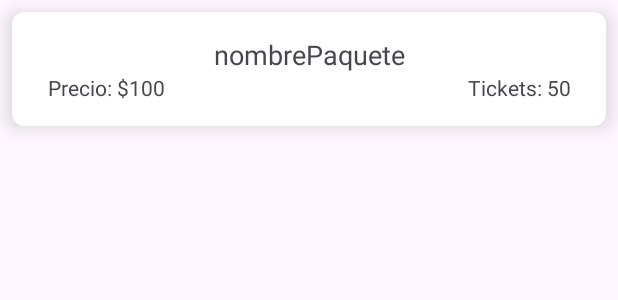
After one commit to ginobasile/Grupo3-TP3-Gimnasio, an Android app: the layout paquete_item.xml on its own in the app's theme, with its tools: preview values and no code run, on a phone screen of 412 x 824 dp. The commit adds this screen. Shown: the top 300 px of the screen. Run offline under Robolectric (Android 15) with nearby library versions, the phone set to English and light mode, and no system bars.

Commit message:
Agrego RetroFit para consumir MockAPI en Paquetes

```diff
--- a/app/build.gradle.kts
+++ b/app/build.gradle.kts
@@ -52,4 +52,7 @@ dependencies {
     testImplementation("junit:junit:4.13.2")
     androidTestImplementation("androidx.test.ext:junit:1.1.5")
     androidTestImplementation("androidx.test.espresso:espresso-core:3.5.1")
+
+    implementation("com.squareup.retrofit2:retrofit:2.6.2")
+    implementation("com.squareup.retrofit2:converter-gson:2.6.2")
 }
--- a/app/src/main/AndroidManifest.xml
+++ b/app/src/main/AndroidManifest.xml
@@ -13,6 +13,7 @@
         android:roundIcon="@mipmap/ic_launcher_round"
         android:supportsRtl="true"
         android:theme="@style/Theme.GimnasioGrupo3"
+        android:usesCleartextTraffic="true"
         tools:targetApi="31">
         <activity
             android:name=".activities.MainActivity"
--- a/app/src/main/java/com/example/gimnasio_grupo3/adapters/ActividadAdapter.kt
+++ b/app/src/main/java/com/example/gimnasio_grupo3/adapters/ActividadAdapter.kt
@@ -25,7 +25,7 @@ class ActividadAdapter( var actividades : MutableList<Actividad>,
         }
 
         fun setActividadName( name : String) {
-            val txtName : TextView = view.findViewById(R.id.txtNombreActividad)
+            val txtName : TextView = view.findViewById(R.id.txtNombrePaquete)
             txtName.text = name
         }
 
--- a/app/src/main/res/layout/actividad_item.xml
+++ b/app/src/main/res/layout/actividad_item.xml
@@ -18,13 +18,13 @@
             android:layout_width="70dp"
             android:layout_height="70dp"
             app:layout_constraintBottom_toBottomOf="parent"
-            app:layout_constraintEnd_toStartOf="@+id/txtNombreActividad"
+            app:layout_constraintEnd_toStartOf="@+id/txtNombrePaquete"
             app:layout_constraintStart_toStartOf="parent"
             app:layout_constraintTop_toTopOf="parent"
             tools:srcCompat="@tools:sample/avatars" />
 
         <TextView
-            android:id="@+id/txtNombreActividad"
+            android:id="@+id/txtNombrePaquete"
             android:layout_width="272dp"
             android:layout_height="22dp"
             android:text="nombreActividad"
--- /dev/null
+++ b/app/src/main/res/layout/paquete_item.xml
@@ -0,0 +1,58 @@
+<androidx.cardview.widget.CardView
+    xmlns:android="http://schemas.android.com/apk/res/android"
+    xmlns:app="http://schemas.android.com/apk/res-auto"
+    android:id="@+id/cardPaquete"
+    android:layout_width="match_parent"
+    android:layout_height="wrap_content"
+    android:layout_margin="8dp"
+    app:cardCornerRadius="8dp"
+    app:cardElevation="8dp">
+
+    <androidx.constraintlayout.widget.ConstraintLayout
+        android:layout_width="match_parent"
+        android:layout_height="match_parent">
+
+        <TextView
+            android:id="@+id/txtNombrePaquete"
+            android:layout_width="0dp"
+            android:layout_height="wrap_content"
+            android:layout_marginTop="16dp"
+            android:text="nombrePaquete"
+            android:textAlignment="center"
+            android:textAppearance="@style/TextAppearance.AppCompat.Medium"
+            app:layout_constraintBottom_toTopOf="@id/linearLayout"
+            app:layout_constraintEnd_toEndOf="parent"
+            app:layout_constraintStart_toStartOf="parent"
+            app:layout_constraintTop_toTopOf="parent" />
+
+        <LinearLayout
+            android:id="@+id/linearLayout"
+            android:layout_width="0dp"
+            android:layout_height="wrap_content"
+            android:layout_marginStart="24dp"
+            android:layout_marginEnd="24dp"
+            android:layout_marginBottom="16dp"
+            android:orientation="horizontal"
+            app:layout_constraintBottom_toBottomOf="parent"
+            app:layout_constraintEnd_toEndOf="parent"
+            app:layout_constraintStart_toStartOf="parent"
+            app:layout_constraintTop_toBottomOf="@id/txtNombrePaquete">
+
+            <TextView
+                android:id="@+id/txtPrecioPaquete"
+                android:layout_width="wrap_content"
+                android:layout_height="wrap_content"
+                android:text="Precio: $100"
+                android:textAppearance="@style/TextAppearance.AppCompat.Small" />
+
+            <TextView
+                android:id="@+id/txtTickets"
+                android:layout_width="match_parent"
+                android:layout_height="wrap_content"
+                android:layout_marginStart="8dp"
+                android:text="Tickets: 50"
+                android:textAlignment="textEnd"
+                android:textAppearance="@style/TextAppearance.AppCompat.Small" />
+        </LinearLayout>
+    </androidx.constraintlayout.widget.ConstraintLayout>
+</androidx.cardview.widget.CardView>
```
Also changed, not shown: app/src/main/java/com/example/gimnasio_grupo3/RetroFitProviders/PaquetesProvider.kt (added, +13 -0 lines), app/src/main/java/com/example/gimnasio_grupo3/adapters/PaqueteAdapter.kt (added, +51 -0 lines), app/src/main/java/com/example/gimnasio_grupo3/entities/Paquete.kt (added, +8 -0 lines), app/src/main/java/com/example/gimnasio_grupo3/fragments/paquetes/PaquetesLista.kt (+44 -2 lines), app/src/main/java/com/example/gimnasio_grupo3/interfaces/PaqueteAPI.kt (added, +10 -0 lines), app/src/main/res/layout/fragment_paquetes_lista.xml (+3 -4 lines).
